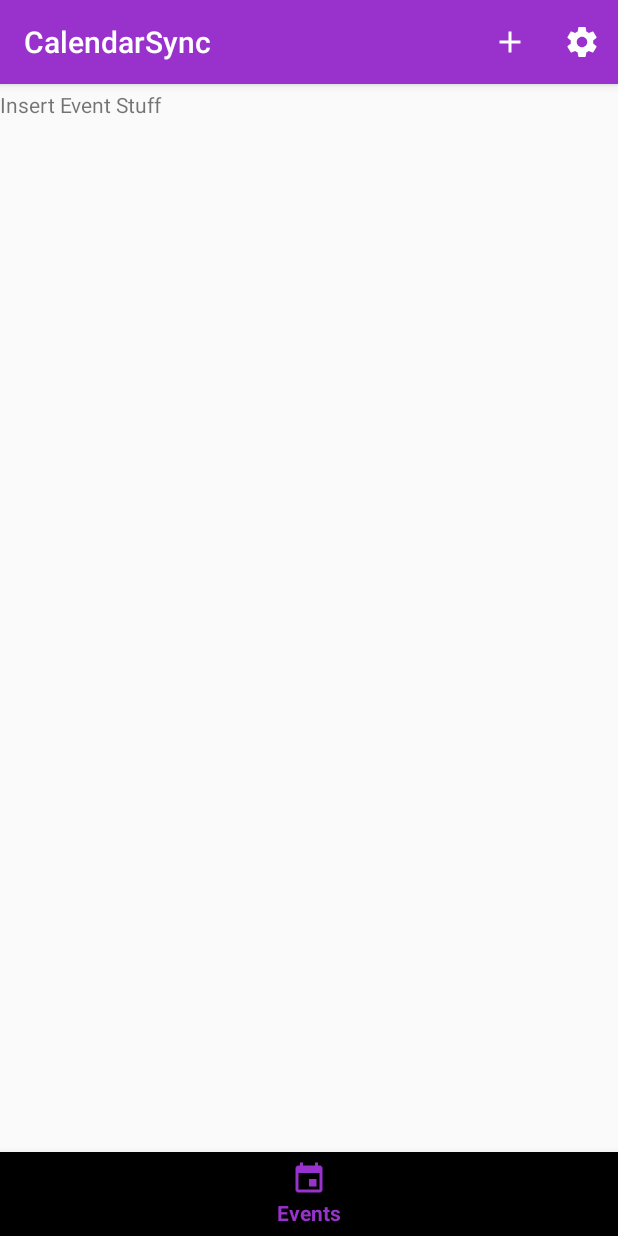
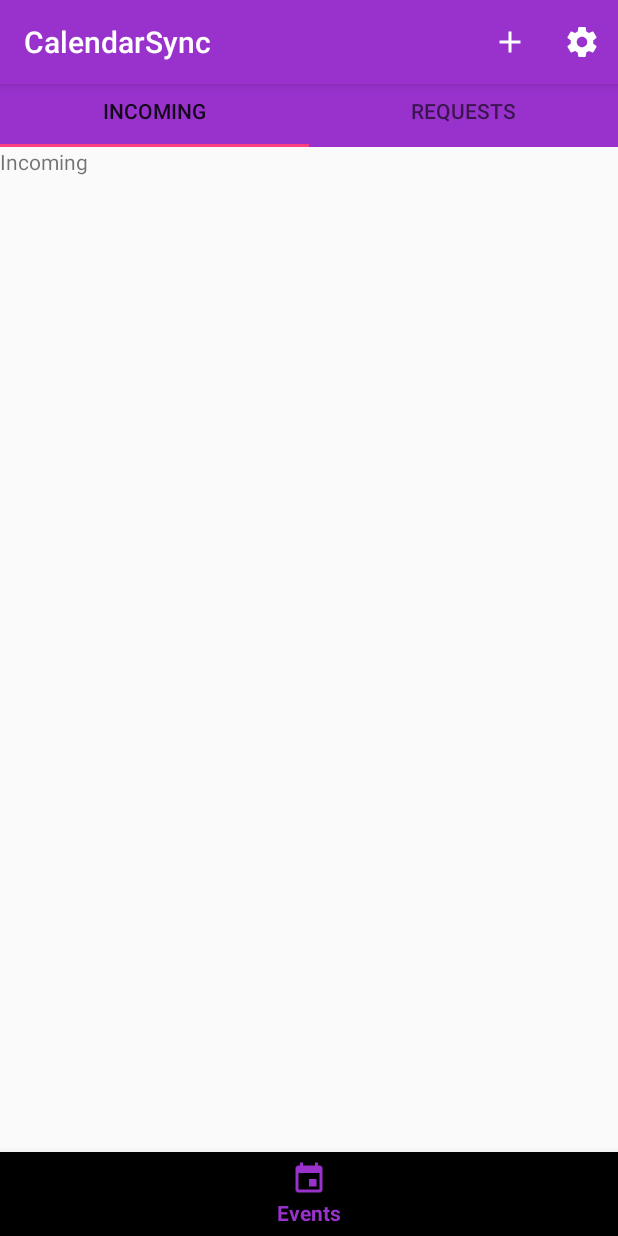
Before and after one commit to andrewtanJS/NUS-Orbital2018-TeamSync, an Android app: the screen it shows after launch (MainActivity), item 2 of the bottom bar chosen, on a phone screen of 412 x 824 dp. Run offline under Robolectric (Android 15) with nearby library versions, the light colour scheme and no system bars; our stand-ins replace Firebase (no records; nobody signed in at launch, a user with empty details on screens opened directly).

Commit message:
Added Tab Fragments

```diff
--- a/CalendarSync/app/src/main/java/com/sync/orbital/calendarsync/EventFragment.java
+++ b/CalendarSync/app/src/main/java/com/sync/orbital/calendarsync/EventFragment.java
@@ -2,7 +2,10 @@ package com.sync.orbital.calendarsync;
 
 
 import android.os.Bundle;
+import android.support.design.widget.AppBarLayout;
+import android.support.design.widget.TabLayout;
 import android.support.v4.app.Fragment;
+import android.support.v4.view.ViewPager;
 import android.view.LayoutInflater;
 import android.view.View;
 import android.view.ViewGroup;
@@ -13,16 +16,31 @@ import android.view.ViewGroup;
  */
 public class EventFragment extends Fragment {
 
+    private TabLayout tabLayout;
+    private AppBarLayout appBarLayout;
+    private ViewPager viewPager;
+
     public EventFragment() {
         // Required empty public constructor
     }
-
 
     @Override
     public View onCreateView(LayoutInflater inflater, ViewGroup container,
                              Bundle savedInstanceState) {
         // Inflate the layout for this fragment
-        return inflater.inflate(R.layout.fragment_event, container, false);
+        View view = inflater.inflate(R.layout.fragment_event, container, false);
+        ViewPager viewPager = (ViewPager) view.findViewById(R.id.viewpager);
+
+
+        ViewPagerAdapter adapter = new ViewPagerAdapter(getChildFragmentManager());
+        adapter.AddFragment(new EventIncomingFragment(), "Incoming");
+        adapter.AddFragment(new EventRequestFragment(), "Requests");
+        viewPager.setAdapter(adapter);
+
+        TabLayout tabLayout = (TabLayout) view.findViewById(R.id.tab_layout);
+        tabLayout.setupWithViewPager(viewPager);
+
+        return view;
     }
 
 }
--- /dev/null
+++ b/CalendarSync/app/src/main/java/com/sync/orbital/calendarsync/EventIncomingFragment.java
@@ -0,0 +1,29 @@
+package com.sync.orbital.calendarsync;
+
+
+import android.os.Bundle;
+import android.support.v4.app.Fragment;
+import android.view.LayoutInflater;
+import android.view.View;
+import android.view.ViewGroup;
+
+
+/**
+ * A simple {@link Fragment} subclass.
+ */
+public class EventIncomingFragment extends Fragment {
+
+
+    public EventIncomingFragment() {
+        // Required empty public constructor
+    }
+
+
+    @Override
+    public View onCreateView(LayoutInflater inflater, ViewGroup container,
+                             Bundle savedInstanceState) {
+        // Inflate the layout for this fragment
+        return inflater.inflate(R.layout.fragment_event_incoming, container, false);
+    }
+
+}
--- /dev/null
+++ b/CalendarSync/app/src/main/java/com/sync/orbital/calendarsync/EventRequestFragment.java
@@ -0,0 +1,29 @@
+package com.sync.orbital.calendarsync;
+
+
+import android.os.Bundle;
+import android.support.v4.app.Fragment;
+import android.view.LayoutInflater;
+import android.view.View;
+import android.view.ViewGroup;
+
+
+/**
+ * A simple {@link Fragment} subclass.
+ */
+public class EventRequestFragment extends Fragment {
+
+
+    public EventRequestFragment() {
+        // Required empty public constructor
+    }
+
+
+    @Override
+    public View onCreateView(LayoutInflater inflater, ViewGroup container,
+                             Bundle savedInstanceState) {
+        // Inflate the layout for this fragment
+        return inflater.inflate(R.layout.fragment_event_request, container, false);
+    }
+
+}
--- a/CalendarSync/app/src/main/java/com/sync/orbital/calendarsync/MainActivity.java
+++ b/CalendarSync/app/src/main/java/com/sync/orbital/calendarsync/MainActivity.java
@@ -65,9 +65,7 @@ public class MainActivity extends AppCompatActivity {
     private void setFragment(Fragment fragment) {
 
         FragmentTransaction fragmentTransaction = getSupportFragmentManager().beginTransaction();
-
         fragmentTransaction.replace(R.id.main_frame, fragment);
-
         fragmentTransaction.commit();
 
     }
--- /dev/null
+++ b/CalendarSync/app/src/main/java/com/sync/orbital/calendarsync/ViewPagerAdapter.java
@@ -0,0 +1,40 @@
+package com.sync.orbital.calendarsync;
+
+import android.support.annotation.Nullable;
+import android.support.v4.app.Fragment;
+import android.support.v4.app.FragmentManager;
+import android.support.v4.app.FragmentPagerAdapter;
+
+import java.util.ArrayList;
+import java.util.List;
+
+public class ViewPagerAdapter extends FragmentPagerAdapter {
+
+    private final List<Fragment> fragmentList = new ArrayList();
+    private final List<String> FragmentListTitles = new ArrayList<>();
+
+    public ViewPagerAdapter(FragmentManager fm) {
+        super(fm);
+    }
+
+    @Override
+    public Fragment getItem(int position) {
+        return fragmentList.get(position);
+    }
+
+    @Override
+    public int getCount() {
+        return FragmentListTitles.size();
+    }
+
+    @Nullable
+    @Override
+    public CharSequence getPageTitle(int position) {
+        return FragmentListTitles.get(position);
+    }
+
+    public void AddFragment(Fragment fragment, String Title){
+        fragmentList.add(fragment);
+        FragmentListTitles.add(Title);
+    }
+}
--- a/CalendarSync/app/src/main/res/layout/fragment_calendar.xml
+++ b/CalendarSync/app/src/main/res/layout/fragment_calendar.xml
@@ -3,12 +3,12 @@
     xmlns:tools="http://schemas.android.com/tools"
     android:layout_width="match_parent"
     android:layout_height="match_parent"
+    android:layout_marginTop="50dp"
     tools:context=".CalendarFragment">
 
     <!-- TODO: Update blank fragment layout -->
     <CalendarView
         android:id="@+id/simpleCalendarView"
-        android:layout_marginTop="50dp"
         android:layout_width="fill_parent"
         android:layout_height="fill_parent" />
 
--- a/CalendarSync/app/src/main/res/layout/fragment_contact.xml
+++ b/CalendarSync/app/src/main/res/layout/fragment_contact.xml
@@ -3,6 +3,7 @@
     xmlns:tools="http://schemas.android.com/tools"
     android:layout_width="match_parent"
     android:layout_height="match_parent"
+    android:layout_marginTop="50dp"
     tools:context=".ContactFragment">
 
     <!-- TODO: Update blank fragment layout -->
--- a/CalendarSync/app/src/main/res/layout/fragment_event.xml
+++ b/CalendarSync/app/src/main/res/layout/fragment_event.xml
@@ -1,15 +1,23 @@
 <?xml version="1.0" encoding="utf-8"?>
-<FrameLayout xmlns:android="http://schemas.android.com/apk/res/android"
+<RelativeLayout xmlns:android="http://schemas.android.com/apk/res/android"
     xmlns:tools="http://schemas.android.com/tools"
     android:layout_width="match_parent"
     android:layout_height="match_parent"
+    xmlns:app="http://schemas.android.com/apk/res-auto"
+    android:layout_marginTop="50dp"
     tools:context=".EventFragment">
 
-    <!-- TODO: Update blank fragment layout -->
-    <TextView
-        android:layout_marginTop="60dp"
+    <android.support.design.widget.TabLayout
+        android:id="@+id/tab_layout"
         android:layout_width="match_parent"
-        android:layout_height="match_parent"
-        android:text="Insert Event Stuff" />
+        android:layout_height="wrap_content"
+        android:background="@color/colorPrimary"
+        app:tabIndicatorColor="@color/colorAccent"/>
 
-</FrameLayout>
+    <android.support.v4.view.ViewPager
+        android:id="@+id/viewpager"
+        android:layout_width="match_parent"
+        android:layout_height="wrap_content"
+        android:layout_below="@id/tab_layout"/>
+
+</RelativeLayout>
--- /dev/null
+++ b/CalendarSync/app/src/main/res/layout/fragment_event_incoming.xml
@@ -0,0 +1,14 @@
+<?xml version="1.0" encoding="utf-8"?>
+<RelativeLayout xmlns:android="http://schemas.android.com/apk/res/android"
+    xmlns:tools="http://schemas.android.com/tools"
+    android:layout_width="match_parent"
+    android:layout_height="match_parent"
+    tools:context=".EventIncomingFragment">
+
+    <!-- TODO: Update blank fragment layout -->
+    <TextView
+        android:layout_width="match_parent"
+        android:layout_height="match_parent"
+        android:text="Incoming" />
+
+</RelativeLayout>
--- /dev/null
+++ b/CalendarSync/app/src/main/res/layout/fragment_event_request.xml
@@ -0,0 +1,14 @@
+<?xml version="1.0" encoding="utf-8"?>
+<FrameLayout xmlns:android="http://schemas.android.com/apk/res/android"
+    xmlns:tools="http://schemas.android.com/tools"
+    android:layout_width="match_parent"
+    android:layout_height="match_parent"
+    tools:context=".EventRequestFragment">
+
+    <!-- TODO: Update blank fragment layout -->
+    <TextView
+        android:layout_width="match_parent"
+        android:layout_height="match_parent"
+        android:text="Request" />
+
+</FrameLayout>
--- a/CalendarSync/app/src/main/res/values/strings.xml
+++ b/CalendarSync/app/src/main/res/values/strings.xml
@@ -7,4 +7,7 @@
     <string name="nav_login">Login</string>
     <string name="action_add">Add</string>
     <string name="action_settings">action_settings</string>
+
+    <!-- TODO: Remove or change this placeholder text -->
+    <string name="hello_blank_fragment">Hello blank fragment</string>
 </resources>
--- a/CalendarSync/build.gradle
+++ b/CalendarSync/build.gradle
@@ -7,7 +7,7 @@ buildscript {
         jcenter()
     }
     dependencies {
-        classpath 'com.android.tools.build:gradle:3.1.2'
+        classpath 'com.android.tools.build:gradle:3.1.3'
         classpath 'com.google.gms:google-services:4.0.0'
 
         // NOTE: Do not place your application dependencies here; they belong
```
